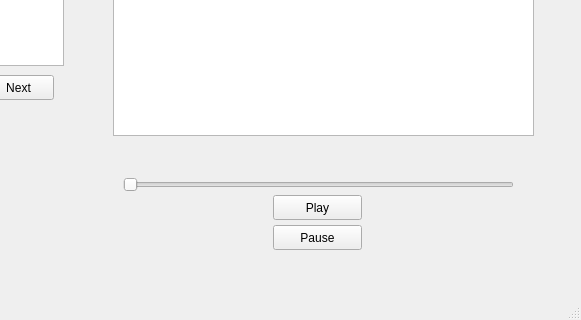
Qt form OdisseyRadio/mainwindow.ui (miguemesen/OdisseyRadio) before a commit; both pictures show x 137 to 718 and y 114 to 434 of the 718 by 434 pixel window.
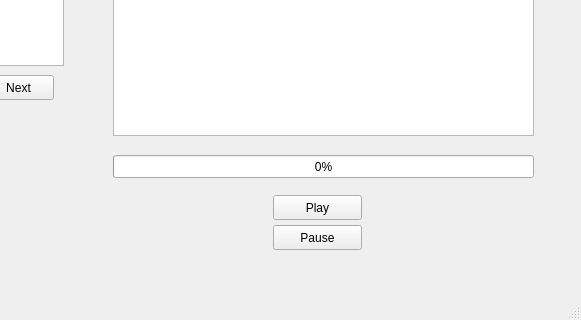
The same form after that commit.

The edit to the form file:
```diff
--- a/OdisseyRadio/mainwindow.ui
+++ b/OdisseyRadio/mainwindow.ui
@@ -47,19 +47,6 @@
      </rect>
     </property>
    </widget>
-   <widget class="QSlider" name="horizontalSlider">
-    <property name="geometry">
-     <rect>
-      <x>260</x>
-      <y>270</y>
-      <width>391</width>
-      <height>20</height>
-     </rect>
-    </property>
-    <property name="orientation">
-     <enum>Qt::Horizontal</enum>
-    </property>
-   </widget>
    <widget class="QPushButton" name="btn_next">
     <property name="geometry">
      <rect>
@@ -99,6 +86,19 @@
      <string>Pause</string>
     </property>
    </widget>
+   <widget class="QProgressBar" name="songProgress">
+    <property name="geometry">
+     <rect>
+      <x>250</x>
+      <y>250</y>
+      <width>421</width>
+      <height>23</height>
+     </rect>
+    </property>
+    <property name="value">
+     <number>0</number>
+    </property>
+   </widget>
   </widget>
   <widget class="QMenuBar" name="menubar">
    <property name="geometry">
```
